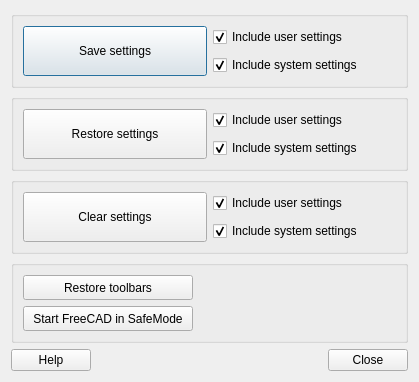
Old version of the form Resources/ui/ui_Dialog.ui in the repository APEbbers/SaveAndRestore.
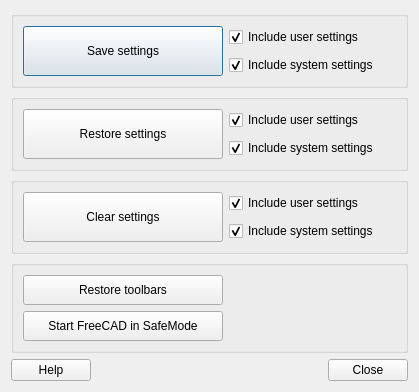
New version of the form.

Commit message: test with safemode - 2

Patch:
```diff
--- a/Resources/ui/ui_Dialog.ui
+++ b/Resources/ui/ui_Dialog.ui
@@ -21,7 +21,7 @@
        <widget class="QPushButton" name="saveSettings">
         <property name="minimumSize">
          <size>
-          <width>100</width>
+          <width>200</width>
           <height>50</height>
          </size>
         </property>
@@ -73,7 +73,7 @@
        <widget class="QPushButton" name="restoreSettings">
         <property name="minimumSize">
          <size>
-          <width>100</width>
+          <width>200</width>
           <height>50</height>
          </size>
         </property>
@@ -115,7 +115,7 @@
        <widget class="QPushButton" name="clearSettings">
         <property name="minimumSize">
          <size>
-          <width>100</width>
+          <width>200</width>
           <height>50</height>
          </size>
         </property>
@@ -147,8 +147,8 @@
        <widget class="QPushButton" name="restoreToolbars">
         <property name="minimumSize">
          <size>
-          <width>120</width>
-          <height>25</height>
+          <width>200</width>
+          <height>30</height>
          </size>
         </property>
         <property name="toolTip">
@@ -176,8 +176,8 @@
        <widget class="QPushButton" name="StartSafeMode">
         <property name="minimumSize">
          <size>
-          <width>170</width>
-          <height>25</height>
+          <width>200</width>
+          <height>30</height>
          </size>
         </property>
         <property name="text">
```
Left out of the diff: 2 changed lines with no effect on the pictures. The commit also changes 2 other files.
